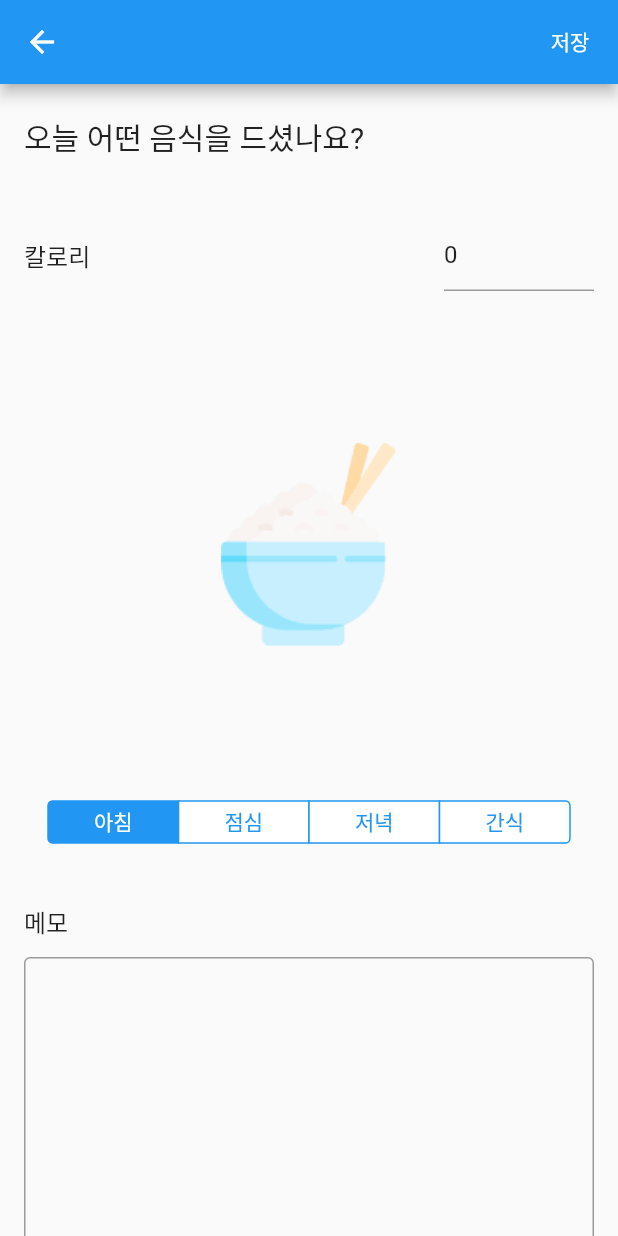
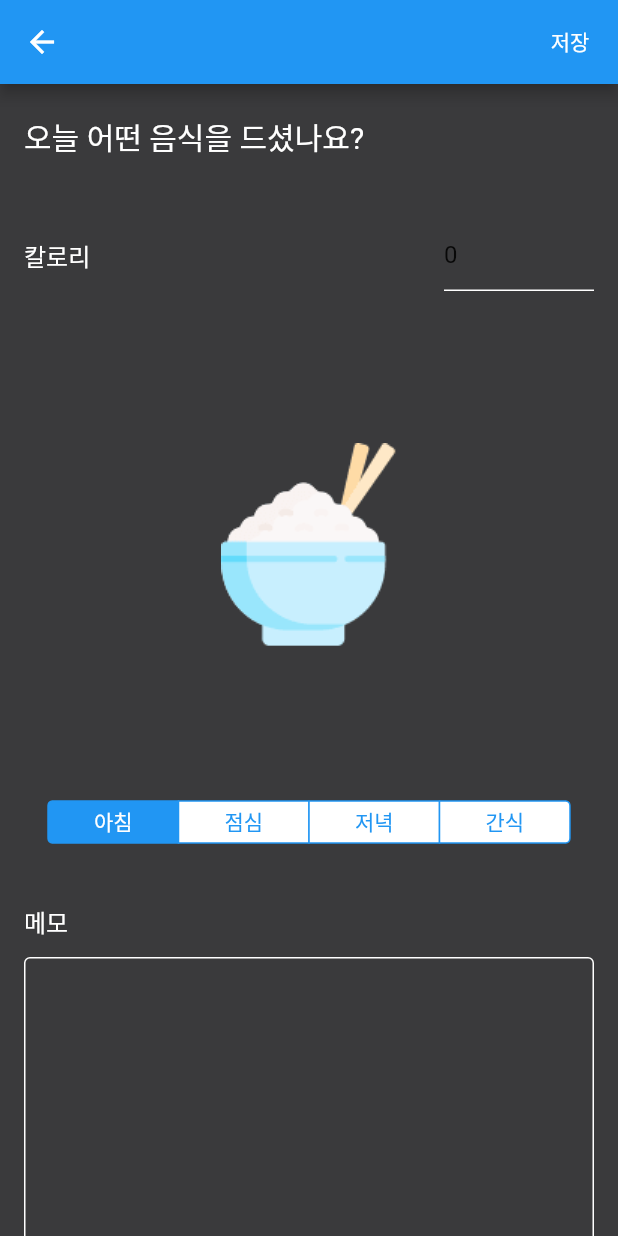
Before and after one commit to Bepo0328/eyes_in_body_app, a Flutter app: the FoodAddPage screen opened directly with empty values, on a phone screen of 412 x 824 dp. Run offline on Flutter 3.47's test engine with Material 2 defaults, Android fonts, the phone set to English and light mode, and no system bars; our stand-ins replace flutter_local_notifications, sqflite, table_calendar, timezone; missing offline and left inert: multi_image_picker2; accounts and stored records are empty.

Commit message:
EyesInBodyApp: Support Dark Mode

```diff
--- a/lib/view/food.dart
+++ b/lib/view/food.dart
@@ -30,6 +30,7 @@ class _FoodAddPageState extends State<FoodAddPage> {
   @override
   Widget build(BuildContext context) {
     return Scaffold(
+      backgroundColor: const Color(0xFF3A3A3C),
       appBar: AppBar(
         actions: [
           TextButton(
@@ -57,7 +58,10 @@ class _FoodAddPageState extends State<FoodAddPage> {
                     horizontal: 16.0, vertical: 20.0),
                 child: const Text(
                   '오늘 어떤 음식을 드셨나요?',
-                  style: TextStyle(fontSize: 20.0),
+                  style: TextStyle(
+                    fontSize: 20.0,
+                    color: Colors.white,
+                  ),
                 ),
               );
             } else if (idx == 1) {
@@ -71,7 +75,10 @@ class _FoodAddPageState extends State<FoodAddPage> {
                   children: [
                     const Text(
                       '칼로리',
-                      style: TextStyle(fontSize: 16.0),
+                      style: TextStyle(
+                        fontSize: 16.0,
+                        color: Colors.white,
+                      ),
                     ),
                     Container(
                       width: 100.0,
@@ -80,6 +87,14 @@ class _FoodAddPageState extends State<FoodAddPage> {
                         inputFormatters: [
                           FilteringTextInputFormatter.digitsOnly
                         ],
+                        decoration: const InputDecoration(
+                          border: UnderlineInputBorder(
+                            borderSide: BorderSide(color: Colors.white),
+                          ),
+                          enabledBorder: UnderlineInputBorder(
+                            borderSide: BorderSide(color: Colors.white),
+                          ),
+                        ),
                         keyboardType: TextInputType.number,
                       ),
                     ),
@@ -144,7 +159,10 @@ class _FoodAddPageState extends State<FoodAddPage> {
                   children: [
                     const Text(
                       '메모',
-                      style: TextStyle(fontSize: 16.0),
+                      style: TextStyle(
+                        fontSize: 16.0,
+                        color: Colors.white,
+                      ),
                     ),
                     const SizedBox(height: 12.0),
                     TextField(
@@ -154,7 +172,10 @@ class _FoodAddPageState extends State<FoodAddPage> {
                       controller: memoController,
                       decoration: const InputDecoration(
                         border: OutlineInputBorder(
-                          borderSide: BorderSide(color: Colors.black),
+                          borderSide: BorderSide(color: Colors.white),
+                        ),
+                        enabledBorder: OutlineInputBorder(
+                          borderSide: BorderSide(color: Colors.white),
                         ),
                       ),
                     )
```
Also changed, not shown: lib/main.dart (+35 -0 lines).
